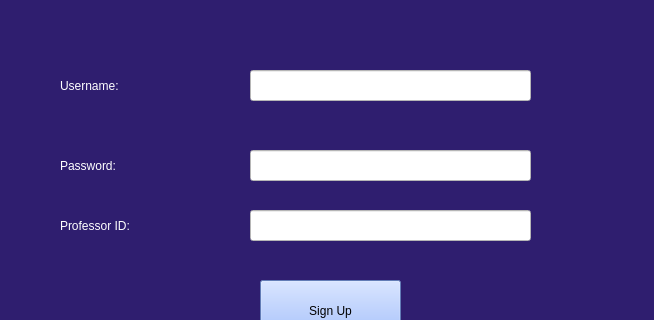
This is UI/admin.ui in yking-ly/LOR_python_app as Qt 5 draws it before an edit; both pictures show x 0 to 654 and y 120 to 440 of the 654 by 528 pixel window. The edited form follows.
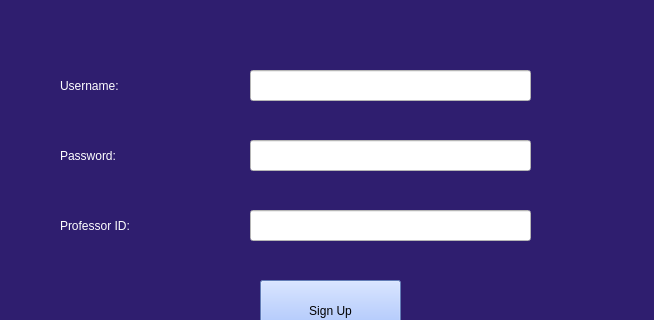
This is the edited form.

The edit to the form file:
```diff
--- a/UI/admin.ui
+++ b/UI/admin.ui
@@ -38,7 +38,7 @@
     <property name="geometry">
      <rect>
       <x>60</x>
-      <y>270</y>
+      <y>260</y>
       <width>121</width>
       <height>31</height>
      </rect>
@@ -72,7 +72,7 @@
     <property name="geometry">
      <rect>
       <x>250</x>
-      <y>270</y>
+      <y>260</y>
       <width>281</width>
       <height>31</height>
      </rect>
```
Left out of the diff: 2 changed lines with no effect on the pictures.
